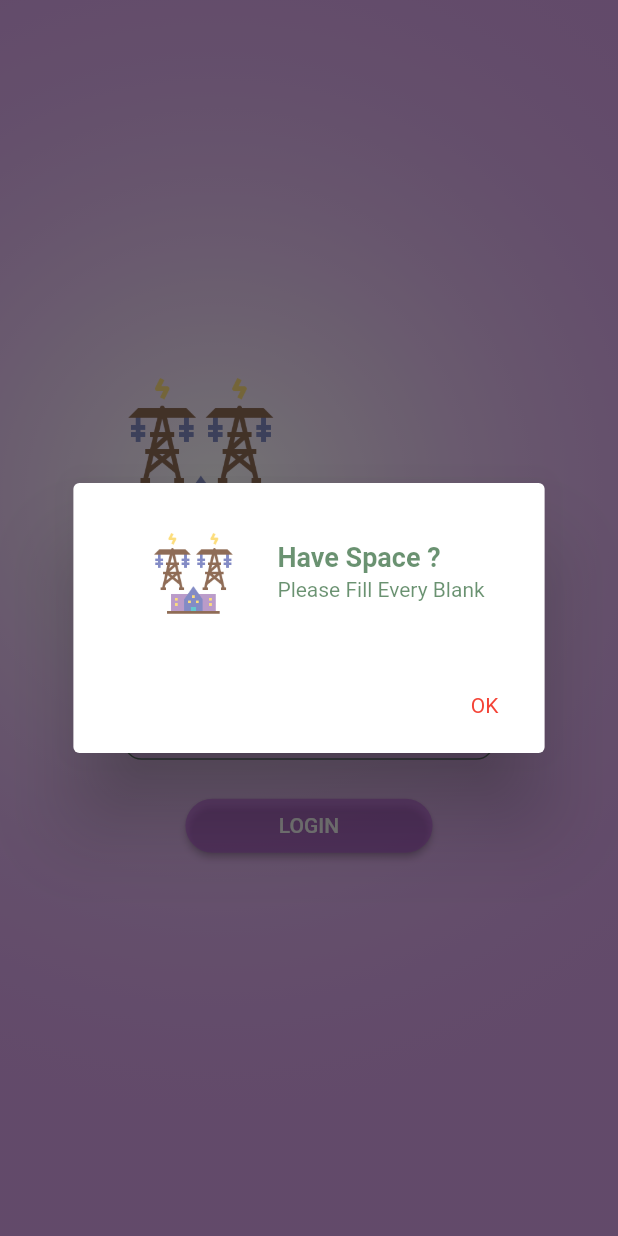
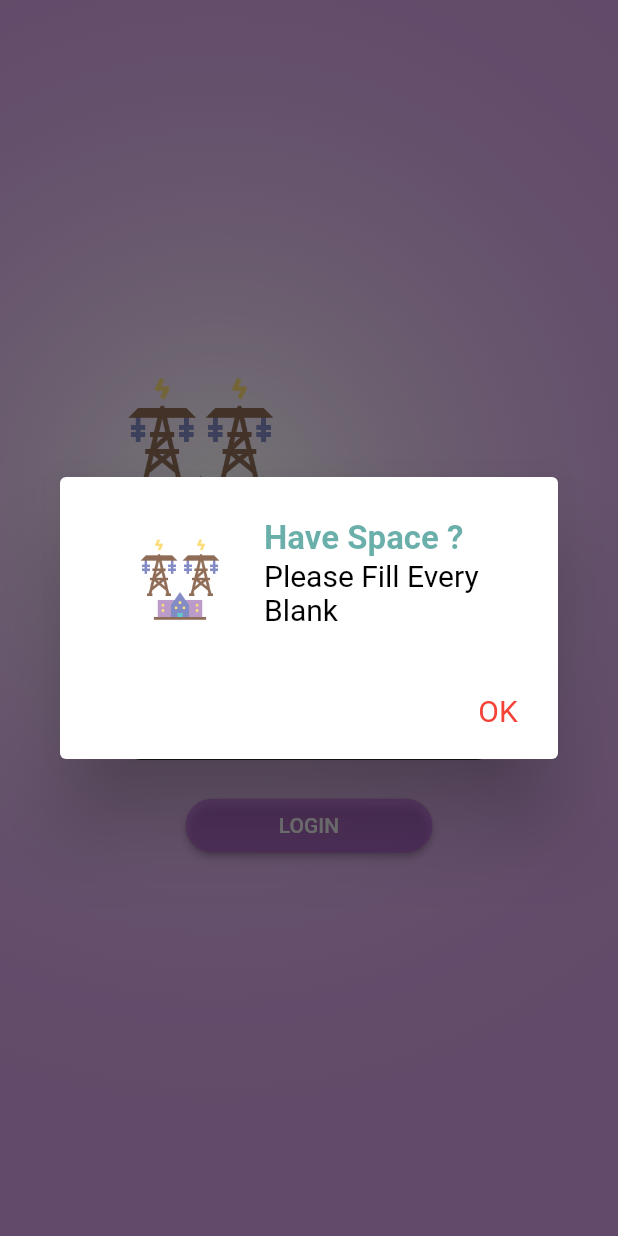
Before and after one commit to Toomtam14/bannasornpea, a Flutter app: the screen it shows after launch, after a tap on "LOGIN", on a phone screen of 412 x 824 dp. Run offline on Flutter 3.47's test engine with Material 2 defaults, Android fonts, the phone set to English and light mode, and no system bars; our stand-ins replace dio, google_fonts, shared_preferences; Roboto replaces fonts that are missing (Athiti).

Commit message:
launch day 4

```diff
--- a/lib/states/my_service.dart
+++ b/lib/states/my_service.dart
@@ -81,7 +81,7 @@ class _MyServiceState extends State<MyService> {
       centerTitle: true,
       title: ShowText(
         text: titles[indexBodys],
-        textStyle: MyConstant().h2Style(),
+        textStyle: MyConstant().h3Style(),
       ),
       elevation: 0,
       foregroundColor: MyConstant.dark,
--- a/lib/utility/my_constant.dart
+++ b/lib/utility/my_constant.dart
@@ -4,8 +4,9 @@ import 'package:google_fonts/google_fonts.dart';
 class MyConstant {
   // Field
   static Color primary = Color.fromARGB(132, 181, 80, 215);
-  static Color dark = Color.fromARGB(149, 0, 68, 12);
+  static Color dark = Colors.black;
   static Color active = Colors.red;
+  static Color light = Color.fromARGB(154, 8, 123, 114);
 
   // Method
 
@@ -31,8 +32,8 @@ class MyConstant {
   TextStyle h2Style() {
     return GoogleFonts.athiti(
         textStyle: TextStyle(
-      fontSize: 18,
-      color: dark,
+      fontSize: 22,
+      color: light,
       fontWeight: FontWeight.w700,
     ));
   }
@@ -40,7 +41,7 @@ class MyConstant {
   TextStyle h3Style() {
     return GoogleFonts.athiti(
         textStyle: TextStyle(
-      fontSize: 14,
+      fontSize: 20,
       color: dark,
       fontWeight: FontWeight.normal,
     ));
@@ -49,7 +50,7 @@ class MyConstant {
   TextStyle h3ActiveStyle() {
     return GoogleFonts.athiti(
         textStyle: TextStyle(
-      fontSize: 14,
+      fontSize: 20,
       color: active,
       fontWeight: FontWeight.normal,
     ));
```
Also changed, not shown: lib/bodys/non_finish_job.dart (+38 -1 lines), lib/models/job_model.dart (added, +55 -0 lines).
